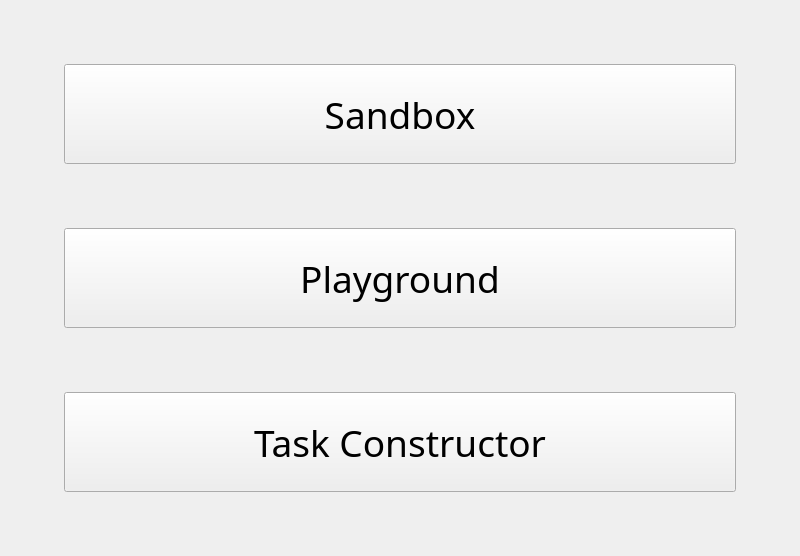
Above: res/ui/titleWindow.ui from kaizxr/cafl before the change. Below: the same form after it.
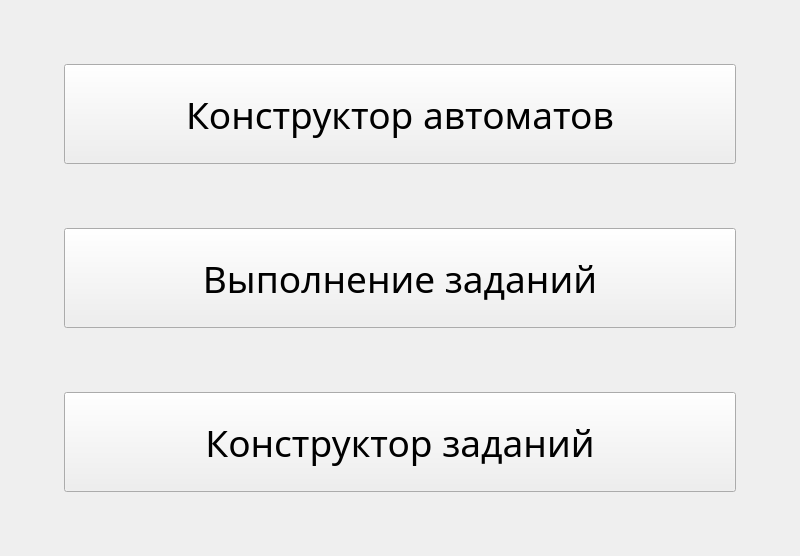
That is the form after the change.

```diff
--- a/res/ui/titleWindow.ui
+++ b/res/ui/titleWindow.ui
@@ -30,7 +30,7 @@
      </font>
     </property>
     <property name="text">
-     <string>Sandbox</string>
+     <string>Конструктор автоматов</string>
     </property>
    </widget>
    <widget class="QPushButton" name="playgroundButton">
@@ -49,7 +49,7 @@
      </font>
     </property>
     <property name="text">
-     <string>Playground</string>
+     <string>Выполнение заданий</string>
     </property>
    </widget>
    <widget class="QPushButton" name="taskConstructorButton">
@@ -68,7 +68,7 @@
      </font>
     </property>
     <property name="text">
-     <string>Task Constructor</string>
+     <string>Конструктор заданий</string>
     </property>
    </widget>
   </widget>
```
